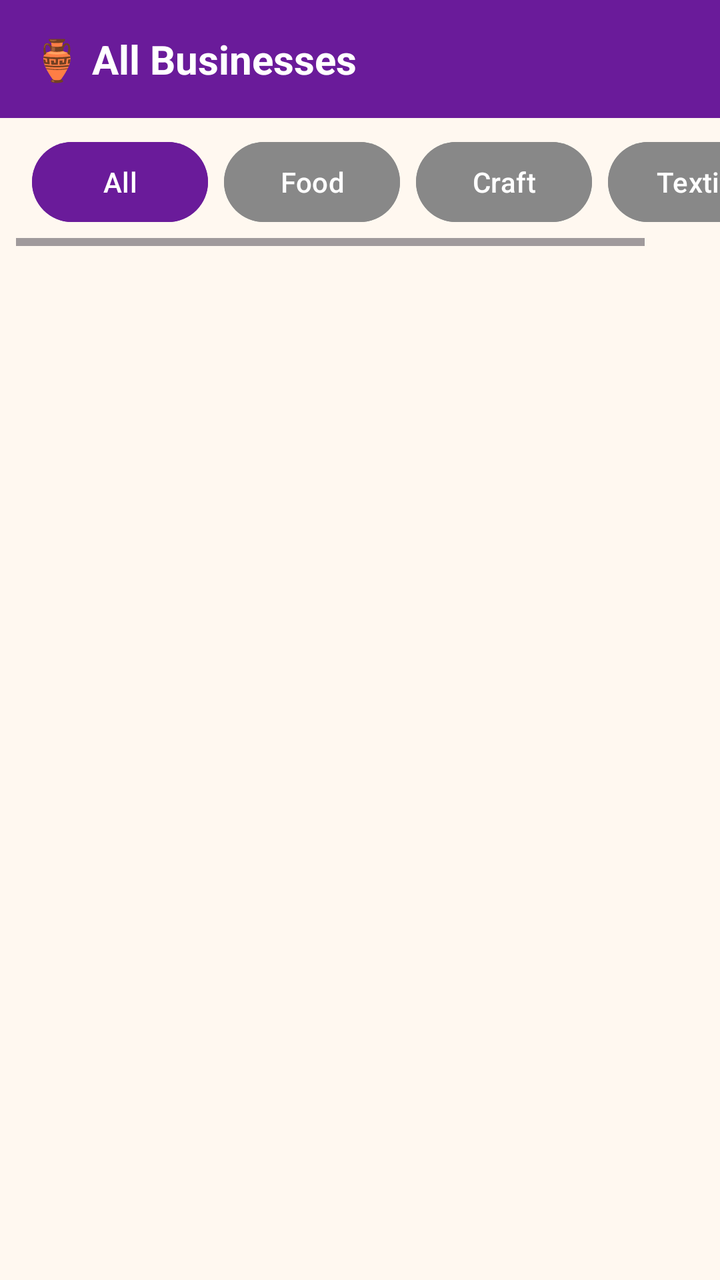
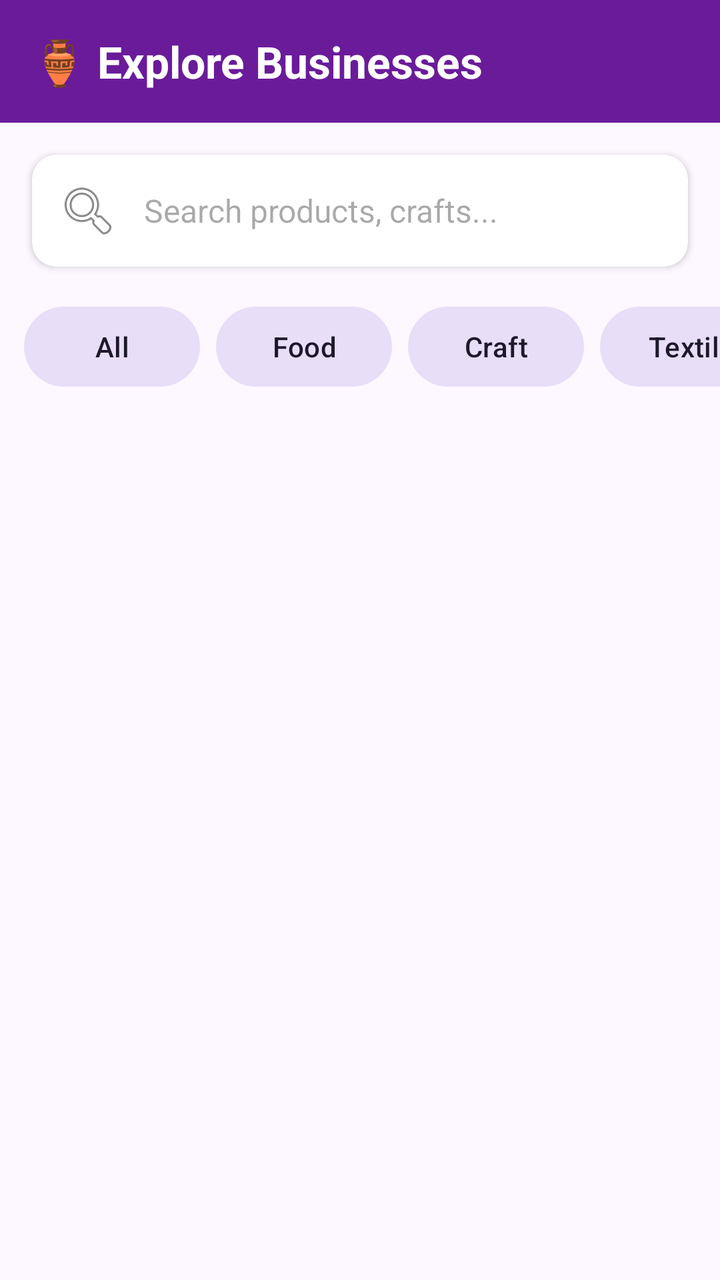

Two renders of the same Android screen: before a commit and after it. Below are the layout's source before the change and the commit's diff.
<!-- AndroidManifest.xml: application theme Theme.KutiraKushala -->
<!-- res/layout/activity_business_list.xml -->
<?xml version="1.0" encoding="utf-8"?>
<LinearLayout
    xmlns:android="http://schemas.android.com/apk/res/android"
    android:layout_width="match_parent"
    android:layout_height="match_parent"
    android:orientation="vertical"
    android:background="#FFF8F0">

    <TextView
        android:layout_width="match_parent"
        android:layout_height="wrap_content"
        android:background="#6A1B9A"
        android:padding="16dp"
        android:text="🏺 All Businesses"
        android:textColor="#FFFFFF"
        android:textSize="20sp"
        android:textStyle="bold"/>

    <HorizontalScrollView
        android:layout_width="match_parent"
        android:layout_height="wrap_content"
        android:paddingStart="8dp">

        <LinearLayout
            android:layout_width="wrap_content"
            android:layout_height="wrap_content"
            android:orientation="horizontal"
            android:padding="8dp">

            <Button
                android:id="@+id/btnAll"
                android:layout_width="wrap_content"
                android:layout_height="wrap_content"
                android:text="All"
                android:layout_marginEnd="8dp"
                android:backgroundTint="#6A1B9A"/>

            <Button
                android:id="@+id/btnFood"
                android:layout_width="wrap_content"
                android:layout_height="wrap_content"
                android:text="Food"
                android:layout_marginEnd="8dp"
                android:backgroundTint="#888888"/>

            <Button
                android:id="@+id/btnCraft"
                android:layout_width="wrap_content"
                android:layout_height="wrap_content"
                android:text="Craft"
                android:layout_marginEnd="8dp"
                android:backgroundTint="#888888"/>

            <Button
                android:id="@+id/btnTextile"
                android:layout_width="wrap_content"
                android:layout_height="wrap_content"
                android:text="Textile"
                android:backgroundTint="#888888"/>

        </LinearLayout>
    </HorizontalScrollView>

    <androidx.recyclerview.widget.RecyclerView
        android:id="@+id/recyclerBusinesses"
        android:layout_width="match_parent"
        android:layout_height="match_parent"
        android:padding="8dp"/>

</LinearLayout>
<!-- resources referenced by this layout -->
<resources>
  <style name="Theme.KutiraKushala" parent="Base.Theme.KutiraKushala" />
  <style name="Base.Theme.KutiraKushala" parent="Theme.Material3.DayNight.NoActionBar">
          
          
      </style>
</resources>

<!-- the commit's change to res/layout/activity_business_list.xml (unified diff, before → after) -->
@@ -1,62 +1,90 @@
 <?xml version="1.0" encoding="utf-8"?>
-<LinearLayout
-    xmlns:android="http://schemas.android.com/apk/res/android"
+<LinearLayout xmlns:android="http://schemas.android.com/apk/res/android"
+    xmlns:app="http://schemas.android.com/apk/res-auto"
     android:layout_width="match_parent"
     android:layout_height="match_parent"
     android:orientation="vertical"
-    android:background="#FFF8F0">
+    android:background="@color/background">
 
-    <TextView
+    <com.google.android.material.appbar.AppBarLayout
         android:layout_width="match_parent"
         android:layout_height="wrap_content"
-        android:background="#6A1B9A"
-        android:padding="16dp"
-        android:text="🏺 All Businesses"
-        android:textColor="#FFFFFF"
-        android:textSize="20sp"
-        android:textStyle="bold"/>
+        android:background="@color/colorPrimary">
+
+        <TextView
+            android:layout_width="match_parent"
+            android:layout_height="wrap_content"
+            android:padding="16dp"
+            android:text="🏺 Explore Businesses"
+            android:textColor="@color/white"
+            android:textSize="22sp"
+            android:textStyle="bold" />
+
+    </com.google.android.material.appbar.AppBarLayout>
+
+    <androidx.cardview.widget.CardView
+        android:layout_width="match_parent"
+        android:layout_height="wrap_content"
+        android:layout_margin="16dp"
+        app:cardCornerRadius="12dp"
+        app:cardElevation="2dp">
+
+        <EditText
+            android:id="@+id/etSearch"
+            android:layout_width="match_parent"
+            android:layout_height="wrap_content"
+            android:background="@android:color/transparent"
+            android:drawableStart="@android:drawable/ic_menu_search"
+            android:drawablePadding="12dp"
+            android:hint="Search products, crafts..."
+            android:padding="12dp"
+            android:textSize="16sp" />
+    </androidx.cardview.widget.CardView>
 
     <HorizontalScrollView
         android:layout_width="match_parent"
         android:layout_height="wrap_content"
-        android:paddingStart="8dp">
+        android:scrollbars="none"
+        android:paddingStart="12dp"
+        android:paddingEnd="12dp"
+        android:clipToPadding="false">
 
         <LinearLayout
             android:layout_width="wrap_content"
             android:layout_height="wrap_content"
             android:orientation="horizontal"
-            android:padding="8dp">
+            android:paddingBottom="8dp">
 
-            <Button
+            <com.google.android.material.button.MaterialButton
                 android:id="@+id/btnAll"
+                style="@style/Widget.Material3.Button.TonalButton"
                 android:layout_width="wrap_content"
                 android:layout_height="wrap_content"
                 android:text="All"
-                android:layout_marginEnd="8dp"
-                android:backgroundTint="#6A1B9A"/>
+                android:layout_marginEnd="8dp" />
 
-            <Button
+            <com.google.android.material.button.MaterialButton
                 android:id="@+id/btnFood"
+                style="@style/Widget.Material3.Button.TonalButton"
                 android:layout_width="wrap_content"
                 android:layout_height="wrap_content"
                 android:text="Food"
-                android:layout_marginEnd="8dp"
-                android:backgroundTint="#888888"/>
+                android:layout_marginEnd="8dp" />
 
-            <Button
+            <com.google.android.material.button.MaterialButton
                 android:id="@+id/btnCraft"
+                style="@style/Widget.Material3.Button.TonalButton"
                 android:layout_width="wrap_content"
                 android:layout_height="wrap_content"
                 android:text="Craft"
-                android:layout_marginEnd="8dp"
-                android:backgroundTint="#888888"/>
+                android:layout_marginEnd="8dp" />
 
-            <Button
+            <com.google.android.material.button.MaterialButton
                 android:id="@+id/btnTextile"
+                style="@style/Widget.Material3.Button.TonalButton"
                 android:layout_width="wrap_content"
                 android:layout_height="wrap_content"
-                android:text="Textile"
-                android:backgroundTint="#888888"/>
+                android:text="Textile" />
 
         </LinearLayout>
     </HorizontalScrollView>
@@ -65,6 +93,6 @@
         android:id="@+id/recyclerBusinesses"
         android:layout_width="match_parent"
         android:layout_height="match_parent"
-        android:padding="8dp"/>
+        android:padding="4dp" />
 
 </LinearLayout>
<!-- resource entries referenced after the edit -->
@@ -1,9 +1,20 @@
 <!-- resources referenced by this layout -->
 <resources>
+  <color name="background">#FDF7FF</color>
+  <color name="colorPrimary">#6A1B9A</color>
+  <color name="white">#FFFFFFFF</color>
   <style name="Theme.KutiraKushala" parent="Base.Theme.KutiraKushala" />
   <style name="Base.Theme.KutiraKushala" parent="Theme.Material3.DayNight.NoActionBar">
           
-          
+          <item name="colorPrimary">@color/colorPrimary</item>
+          <item name="colorOnPrimary">@color/white</item>
+          <item name="colorPrimaryVariant">@color/colorPrimaryVariant</item>
+          <item name="colorSecondary">@color/colorSecondary</item>
+          <item name="colorOnSecondary">@color/white</item>
+          <item name="android:windowBackground">@color/background</item>
+          <item name="android:statusBarColor">@color/colorPrimaryVariant</item>
       </style>
+  <color name="colorPrimaryVariant">#4A148C</color>
+  <color name="colorSecondary">#1565C0</color>
 </resources>
 
